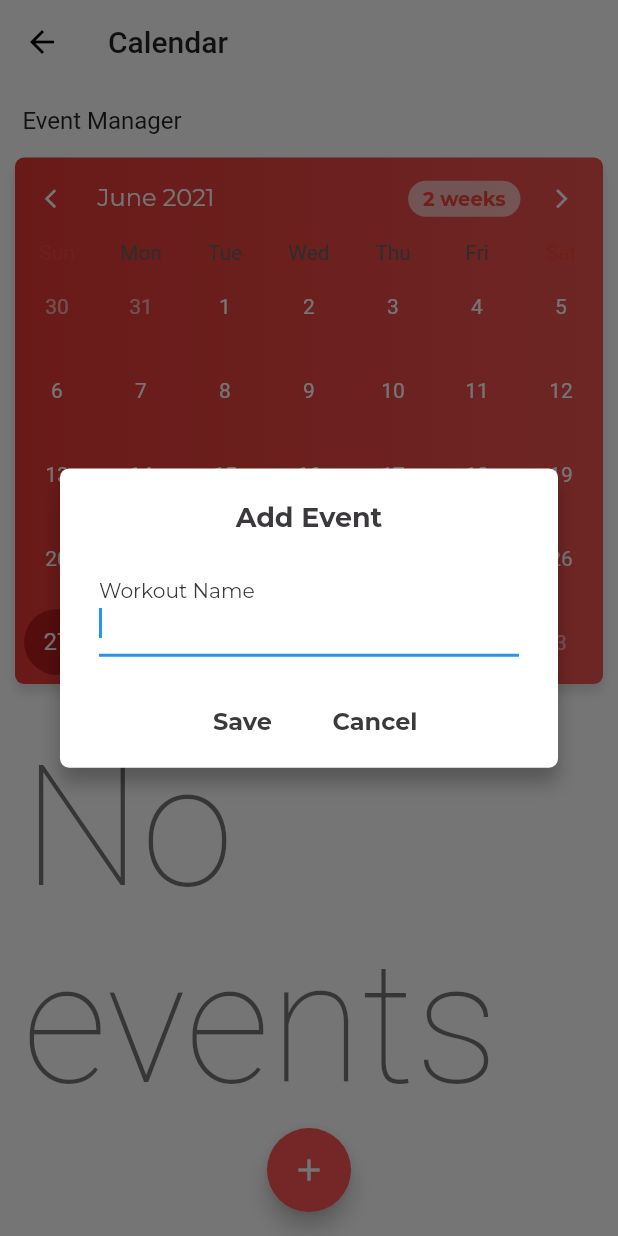
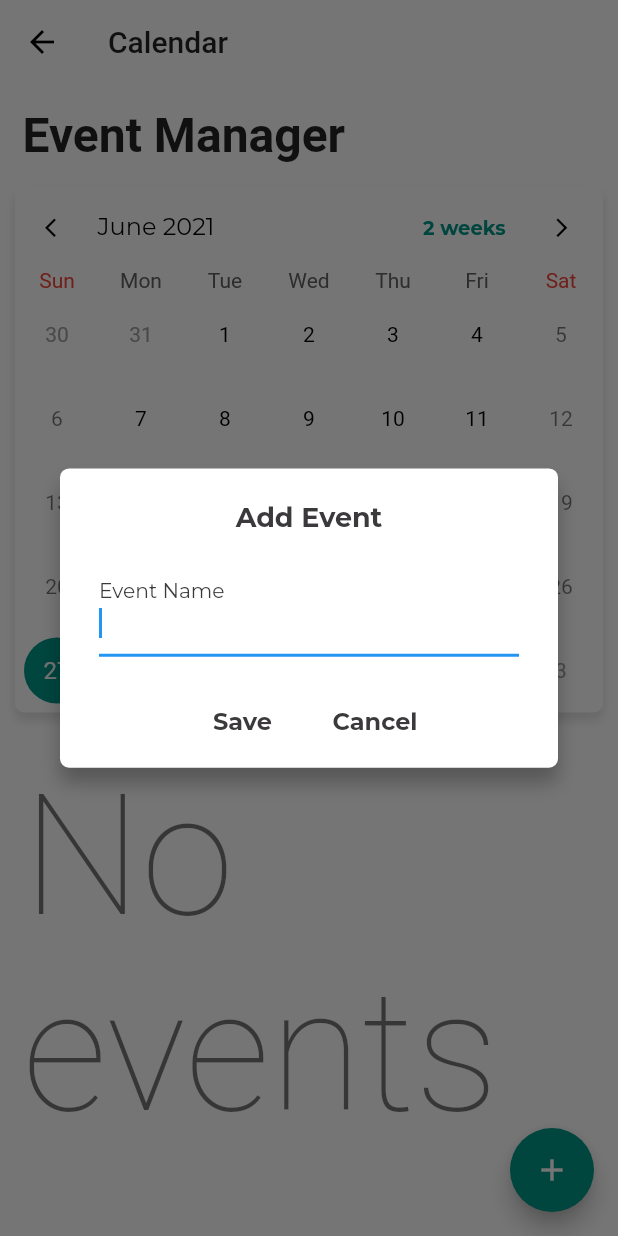
Before and after one commit to juriemaeac/ACADEMIA, a Flutter app: the Calendar screen opened by its route, after a tap on the "add" icon, on a phone screen of 412 x 824 dp. Run offline on Flutter 3.47's test engine with Material 2 defaults, Android fonts, the phone set to English and light mode, and no system bars; drawn by our look-alikes of table_calendar; our stand-ins replace animated_splash_screen, firebase_auth, firebase_core, flip_card, flutter_signin_button, flutter_slidable and 8 more; accounts and stored records are empty.

Commit message:
edited calendar ui

```diff
--- a/project_academia/lib/calendar/calendarScreen.dart
+++ b/project_academia/lib/calendar/calendarScreen.dart
@@ -9,13 +9,11 @@ import 'package:table_calendar/table_calendar.dart';
 import 'package:intl/intl.dart';
 
 class Calendar extends StatefulWidget {
-
   @override
   _CalendarState createState() => _CalendarState();
 }
 
 class _CalendarState extends State<Calendar> {
-
   DateTime _selectedDay = DateTime.now();
 
   CalendarController _calendarController;
@@ -23,7 +21,8 @@ class _CalendarState extends State<Calendar> {
   List<CalendarItem> _data = [];
 
   List<dynamic> _selectedEvents = [];
-     List<Widget> get _eventWidgets => _selectedEvents.map((e) => events(e)).toList();
+  List<Widget> get _eventWidgets =>
+      _selectedEvents.map((e) => events(e)).toList();
 
   void initState() {
     super.initState();
@@ -31,12 +30,12 @@ class _CalendarState extends State<Calendar> {
     _calendarController = CalendarController();
   }
 
-  void dispose(){
+  void dispose() {
     _calendarController.dispose();
     super.dispose();
   }
 
-  Widget events(var d){
+  Widget events(var d) {
     return Container(
       padding: EdgeInsets.fromLTRB(10, 10, 10, 10),
       child: Container(
@@ -46,14 +45,19 @@ class _CalendarState extends State<Calendar> {
               border: Border(
             top: BorderSide(color: Theme.of(context).dividerColor),
           )),
-          child: Row(
-            mainAxisAlignment: MainAxisAlignment.spaceBetween,
-            children:[Text(d,
-                            style:
-                                Theme.of(context).primaryTextTheme.bodyText1),
-                                IconButton(icon: FaIcon(FontAwesomeIcons.trashAlt, color: Colors.redAccent, size: 15,), onPressed: ()=> _deleteEvent(d))
-             ]) ),
-        );  }
+          child:
+              Row(mainAxisAlignment: MainAxisAlignment.spaceBetween, children: [
+            Text(d, style: Theme.of(context).primaryTextTheme.bodyText1),
+            IconButton(
+                icon: FaIcon(
+                  FontAwesomeIcons.trashAlt,
+                  color: Colors.teal,
+                  size: 15,
+                ),
+                onPressed: () => _deleteEvent(d))
+          ])),
+    );
+  }
 
   // void _onDaySelected(DateTime day, List events) {
   //   setState(() {
@@ -73,7 +77,7 @@ class _CalendarState extends State<Calendar> {
             color: Color.fromRGBO(59, 57, 60, 1),
             fontSize: 18,
             fontWeight: FontWeight.normal),
-        labelText: 'Workout Name',
+        labelText: 'Event Name',
       ),
       onChanged: (value) {
         _name = value;
@@ -122,7 +126,8 @@ class _CalendarState extends State<Calendar> {
                 mainAxisSize: MainAxisSize.min, // To make the card compact
                 children: <Widget>[
                   SizedBox(height: 16.0),
-              Text("Add Event", style: GoogleFonts.montserrat(
+                  Text("Add Event",
+                      style: GoogleFonts.montserrat(
                           color: Color.fromRGBO(59, 57, 60, 1),
                           fontSize: 18,
                           fontWeight: FontWeight.bold)),
@@ -139,28 +144,25 @@ class _CalendarState extends State<Calendar> {
     );
   }
 
-  void _fetchEvents() async{
+  void _fetchEvents() async {
     _events = {};
     List<Map<String, dynamic>> _results = await DB.query(CalendarItem.table);
     _data = _results.map((item) => CalendarItem.fromMap(item)).toList();
     _data.forEach((element) {
-        DateTime formattedDate = DateTime.parse(DateFormat('yyyy-MM-dd').format(DateTime.parse(element.date.toString())));
-      if(_events.containsKey(formattedDate)){
+      DateTime formattedDate = DateTime.parse(DateFormat('yyyy-MM-dd')
+          .format(DateTime.parse(element.date.toString())));
+      if (_events.containsKey(formattedDate)) {
         _events[formattedDate].add(element.name.toString());
-      }
-      else{
+      } else {
         _events[formattedDate] = [element.name.toString()];
       }
-      }
-    );
+    });
     setState(() {});
   }
 
-  void _addEvent(String event) async{
-    CalendarItem item = CalendarItem(
-      date: _selectedDay.toString(),
-      name: event
-    );
+  void _addEvent(String event) async {
+    CalendarItem item =
+        CalendarItem(date: _selectedDay.toString(), name: event);
     await DB.insert(CalendarItem.table, item);
     _selectedEvents.add(event);
     _fetchEvents();
@@ -169,44 +171,40 @@ class _CalendarState extends State<Calendar> {
   }
 
   // Delete doesnt refresh yet, thats it, then done!
-  void _deleteEvent(String s){
+  void _deleteEvent(String s) {
     List<CalendarItem> d = _data.where((element) => element.name == s).toList();
-    if(d.length == 1){
+    if (d.length == 1) {
       DB.delete(CalendarItem.table, d[0]);
       _selectedEvents.removeWhere((e) => e == s);
       _fetchEvents();
     }
   }
 
-  Widget calendar(){
+  Widget calendar() {
     return Container(
         margin: EdgeInsets.fromLTRB(10, 0, 10, 10),
         width: double.infinity,
         decoration: BoxDecoration(
             color: Colors.white,
             borderRadius: BorderRadius.circular(6),
-        gradient: LinearGradient(colors: [Colors.red[600], Colors.red[400]]),
+            gradient: LinearGradient(colors: [Colors.white, Colors.white]),
             boxShadow: <BoxShadow>[
               BoxShadow(
                   color: Colors.black12,
                   blurRadius: 5,
-            offset: new Offset(0.0, 5)
-          )
-        ]
-      ),
+                  offset: new Offset(0.0, 5))
+            ]),
         child: TableCalendar(
-
           calendarStyle: CalendarStyle(
             canEventMarkersOverflow: true,
-              markersColor: Colors.white,
-              weekdayStyle: TextStyle(color: Colors.white),
-
-              todayColor: Colors.white54,
-              todayStyle: TextStyle(color: Colors.redAccent, fontSize: 15, fontWeight: FontWeight.bold),
-              selectedColor: Colors.red[900],
-              outsideWeekendStyle: TextStyle(color: Colors.white60),
-              outsideStyle: TextStyle(color: Colors.white60),
-              weekendStyle: TextStyle(color: Colors.white),
+            markersColor: Colors.black54,
+            weekdayStyle: TextStyle(color: Colors.black),
+            todayColor: Colors.teal[300],
+            todayStyle: TextStyle(color: Colors.white, fontSize: 15),
+            selectedColor: Colors.teal,
+            outsideWeekendStyle: TextStyle(color: Colors.grey),
+            outsideStyle: TextStyle(color: Colors.grey),
+            weekendStyle: TextStyle(color: Colors.black54),
             renderDaysOfWeek: false,
           ),
           onDaySelected: (DateTime day, List events, _) {
@@ -217,75 +215,81 @@ class _CalendarState extends State<Calendar> {
           },
           calendarController: _calendarController,
           events: _events,
-
           headerStyle: HeaderStyle(
-              leftChevronIcon: Icon(Icons.arrow_back_ios, size: 15, color: Colors.white),
-              rightChevronIcon: Icon(Icons.arrow_forward_ios, size: 15, color: Colors.white),
-              titleTextStyle: GoogleFonts.montserrat(
-          color: Colors.white,
-          fontSize: 16)
-              ,
+            leftChevronIcon:
+                Icon(Icons.arrow_back_ios, size: 15, color: Colors.black),
+            rightChevronIcon:
+                Icon(Icons.arrow_forward_ios, size: 15, color: Colors.black),
+            titleTextStyle:
+                GoogleFonts.montserrat(color: Colors.black, fontSize: 16),
             formatButtonDecoration: BoxDecoration(
               color: Colors.white60,
               borderRadius: BorderRadius.circular(20),
             ),
             formatButtonTextStyle: GoogleFonts.montserrat(
-          color: Colors.red,
-          fontSize: 13,
-          fontWeight: FontWeight.bold),
+                color: Colors.teal, fontSize: 13, fontWeight: FontWeight.bold),
           ),
-
-      )
-          );
+        ));
   }
 
-  Widget eventTitle(){
-    if(_selectedEvents.length == 0){
+  Widget eventTitle() {
+    if (_selectedEvents.length == 0) {
       return Container(
         padding: EdgeInsets.fromLTRB(15, 20, 15, 15),
-              child:Text("No events", style: Theme.of(context).primaryTextTheme.headline1),
+        child: Text("No events",
+            style: Theme.of(context).primaryTextTheme.headline1),
       );
     }
     return Container(
       padding: EdgeInsets.fromLTRB(15, 20, 15, 15),
-              child:Text("Events", style: Theme.of(context).primaryTextTheme.headline1),
+      child:
+          Text("Events", style: Theme.of(context).primaryTextTheme.headline1),
     );
   }
 
   @override
   Widget build(BuildContext context) {
     return Scaffold(
-      appBar: AppBar(title: Text('Calendar', textAlign: TextAlign.center,),
+      appBar: AppBar(
+        title: Text(
+          'Calendar',
+          textAlign: TextAlign.center,
+        ),
         elevation: 0,
         backgroundColor: Colors.white,
       ),
       backgroundColor: Colors.white,
-      body:  ListView(
+      body: ListView(
         //crossAxisAlignment: CrossAxisAlignment.start,
         children: <Widget>[
           Container(
             padding: EdgeInsets.all(15),
-              child:
-            Row(mainAxisAlignment: MainAxisAlignment.spaceBetween,children: [
-
-              Text("Event Manager", style: TextStyle(fontSize: 16),),
+            child: Row(
+              mainAxisAlignment: MainAxisAlignment.spaceBetween,
+              children: [
+                Text(
+                  "Event Manager",
+                  style: TextStyle(fontSize: 32, fontWeight: FontWeight.bold),
+                ),
                 // Consumer<ThemeNotifier>(
                 //       builder: (context, notifier, child) => IconButton(icon: notifier.isDarkTheme ? FaIcon(FontAwesomeIcons.moon, size: 20, color: Colors.white,) : Icon(Icons.wb_sunny), onPressed: () => {notifier.toggleTheme()}))
-            ],),
+              ],
             ),
-
+          ),
           calendar(),
           eventTitle(),
-            Column(children:_eventWidgets),
-            SizedBox(height:60)
+          Column(children: _eventWidgets),
+          SizedBox(height: 60)
         ],
       ),
       floatingActionButton: FloatingActionButton(
-        backgroundColor: Colors.redAccent,
+        backgroundColor: Colors.teal,
         onPressed: () => _create(context),
-        child: Icon(Icons.add, color: Colors.white,),
+        child: Icon(
+          Icons.add,
+          color: Colors.white,
         ),
-      floatingActionButtonLocation: FloatingActionButtonLocation.centerFloat,
+      ),
     );
   }
 }
```
Also changed, not shown: project_academia/lib/databaseHelpers.dart (+20 -17 lines). Lines whose indentation alone changed are shown as unchanged.
